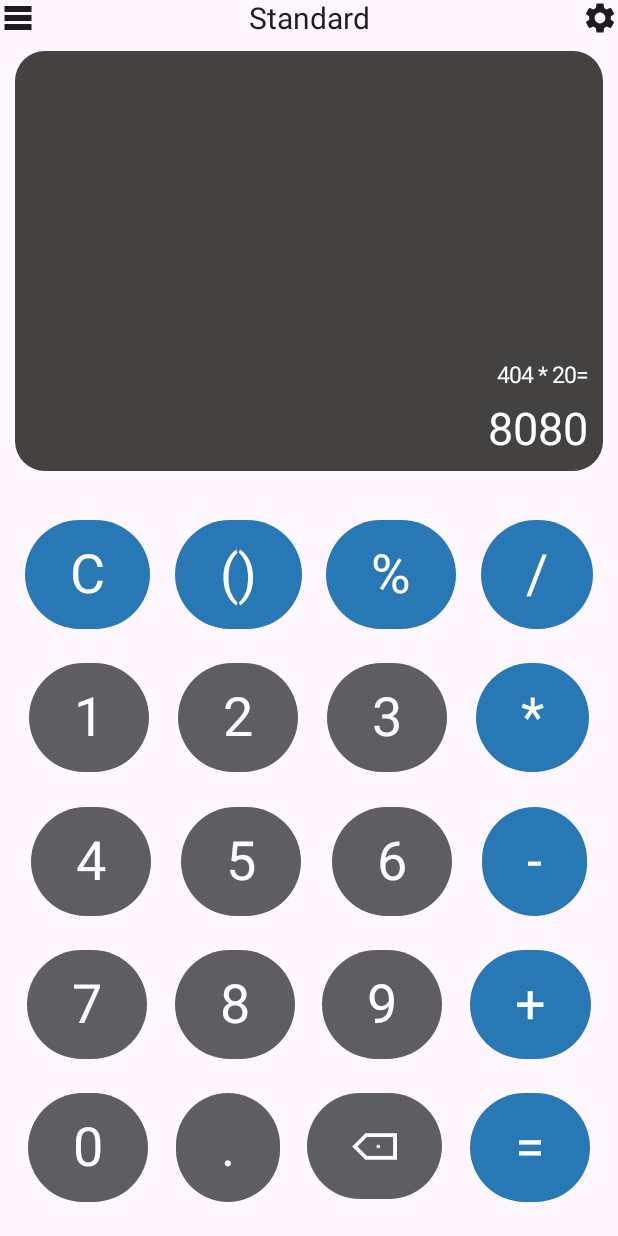
After one commit to Rijanshiwakoti/Kotlin---Week1, an Android app built with Jetpack Compose: the CalculatorActivity screen opened directly, with no data from a screen before it, on a phone screen of 412 x 824 dp. The commit adds this screen. Run offline under Robolectric (Android 15) with nearby library versions, the phone set to English and light mode, and no system bars.

Commit message:
Calculator added

```diff
--- a/app/src/main/AndroidManifest.xml
+++ b/app/src/main/AndroidManifest.xml
@@ -20,6 +20,12 @@
         android:supportsRtl="true"
         android:theme="@style/Theme.FirstClass"
         tools:targetApi="31">
+        <activity
+            android:name=".CalculatorActivity"
+            android:exported="true"
+            android:label="@string/title_activity_calculator"
+            android:theme="@style/Theme.FirstClass" />
+
         <activity
             android:name=".Login"
             android:exported="true"
--- /dev/null
+++ b/app/src/main/java/com/example/firstclass/CalculatorActivity.kt
@@ -0,0 +1,408 @@
+package com.example.firstclass
+
+import android.os.Bundle
+import androidx.activity.ComponentActivity
+import androidx.activity.compose.setContent
+import androidx.activity.enableEdgeToEdge
+import androidx.compose.foundation.background
+import androidx.compose.foundation.layout.Arrangement
+import androidx.compose.foundation.layout.Box
+import androidx.compose.foundation.layout.Column
+import androidx.compose.foundation.layout.PaddingValues
+import androidx.compose.foundation.layout.Row
+import androidx.compose.foundation.layout.fillMaxSize
+import androidx.compose.foundation.layout.fillMaxWidth
+import androidx.compose.foundation.layout.height
+import androidx.compose.foundation.layout.padding
+import androidx.compose.foundation.layout.width
+import androidx.compose.foundation.shape.RoundedCornerShape
+import androidx.compose.material3.Button
+import androidx.compose.material3.Icon
+import androidx.compose.material3.Scaffold
+import androidx.compose.material3.Text
+import androidx.compose.runtime.Composable
+import androidx.compose.ui.Alignment
+import androidx.compose.ui.Modifier
+import androidx.compose.ui.draw.clip
+import androidx.compose.ui.graphics.Color
+import androidx.compose.ui.res.painterResource
+import androidx.compose.ui.text.TextStyle
+import androidx.compose.ui.text.style.TextAlign
+import androidx.compose.ui.tooling.preview.Preview
+import androidx.compose.ui.unit.dp
+import androidx.compose.ui.unit.sp
+import com.example.firstclass.ui.theme.FirstClassTheme
+
+class CalculatorActivity : ComponentActivity() {
+    override fun onCreate(savedInstanceState: Bundle?) {
+        super.onCreate(savedInstanceState)
+        enableEdgeToEdge()
+        setContent {
+            Scaffold(modifier = Modifier.fillMaxSize()) { innerPadding ->
+                CalculatorBody(innerPadding)
+            }
+        }
+    }
+}
+
+@Composable
+fun CalculatorBody(innerPadding: PaddingValues) {
+    Column(
+        modifier = Modifier
+            .fillMaxWidth()
+            .padding(innerPadding)
+    ) {
+        Row(
+            modifier = Modifier.fillMaxWidth(),
+            verticalAlignment = Alignment.CenterVertically,
+            horizontalArrangement = Arrangement.SpaceBetween
+        ) {
+            Icon(
+                painter = painterResource(R.drawable.baseline_table_rows_24),
+                contentDescription = null
+            )
+            Text(
+                text = "Standard", style = TextStyle(
+                    fontSize = 20.sp
+                )
+            )
+            Icon(
+                painter = painterResource(R.drawable.baseline_settings_24),
+                contentDescription = null
+            )
+        }
+        Column(
+            modifier = Modifier
+                .fillMaxWidth()
+                .height(300.dp)
+                .padding(10.dp)
+                .clip(
+                    shape = RoundedCornerShape(20.dp)
+                )
+                .background(color = Color(68, 65, 65, 255)),
+            verticalArrangement = Arrangement.Bottom,
+            horizontalAlignment = Alignment.End
+
+        ) {
+            Text(
+                text = "404 * 20=",
+                modifier = Modifier.padding(10.dp, 0.dp),
+                style = TextStyle(
+                    color = Color.White,
+                    fontSize = 15.sp
+                )
+            )
+            Text(
+                text = "8080",
+                modifier = Modifier.padding(10.dp),
+                style = TextStyle(
+                    color = Color.White,
+                    fontSize = 30.sp
+
+                )
+            )
+        }
+        Column(
+            modifier = Modifier.fillMaxSize(),
+            verticalArrangement = Arrangement.SpaceEvenly,
+        ) {
+            Row(
+                modifier = Modifier.fillMaxWidth(),
+                horizontalArrangement = Arrangement.SpaceEvenly
+            ) {
+                Box(
+                    contentAlignment = Alignment.Center,
+                    modifier = Modifier
+                        .clip(RoundedCornerShape(100.dp))
+                        .background(color = Color(41, 120, 182, 255))
+                        .padding(30.dp, 15.dp)
+                ) {
+                    Text(
+                        text = "C",
+                        fontSize = 36.sp,
+                        color = Color.White
+                    )
+                }
+                Box(
+                    contentAlignment = Alignment.Center,
+                    modifier = Modifier
+                        .clip(RoundedCornerShape(100.dp))
+                        .background(color = Color(41, 120, 182, 255))
+                        .padding(30.dp, 15.dp)
+                ) {
+                    Text(
+                        text = "()",
+                        fontSize = 36.sp,
+                        color = Color.White
+                    )
+                }
+                Box(
+                    contentAlignment = Alignment.Center,
+                    modifier = Modifier
+                        .clip(RoundedCornerShape(100.dp))
+                        .background(color = Color(41, 120, 182, 255))
+                        .padding(30.dp, 15.dp)
+                ) {
+                    Text(
+                        text = "%",
+                        fontSize = 36.sp,
+                        color = Color.White
+                    )
+                }
+                Box(
+                    contentAlignment = Alignment.Center,
+                    modifier = Modifier
+                        .clip(RoundedCornerShape(100.dp))
+                        .background(color = Color(41, 120, 182, 255))
+                        .padding(30.dp, 15.dp)
+                ) {
+                    Text(
+                        text = "/",
+                        fontSize = 36.sp,
+                        color = Color.White
+                    )
+                }
+            }
+            Row(
+                modifier = Modifier.fillMaxWidth(),
+                horizontalArrangement = Arrangement.SpaceEvenly
+            ) {
+                Box(
+                    contentAlignment = Alignment.Center,
+                    modifier = Modifier
+                        .clip(RoundedCornerShape(100.dp))
+                        .background(color = Color(93, 93, 98, 255))
+                        .padding(30.dp, 15.dp)
+                ) {
+                    Text(
+                        text = "1",
+                        fontSize = 36.sp,
+                        color = Color.White
+                    )
+                }
+                Box(
+                    contentAlignment = Alignment.Center,
+                    modifier = Modifier
+                        .clip(RoundedCornerShape(100.dp))
+                        .background(color = Color(93, 93, 98, 255))
+                        .padding(30.dp, 15.dp)
+                ) {
+                    Text(
+                        text = "2",
+                        fontSize = 36.sp,
+                        color = Color.White
+                    )
+                }
+                Box(
+                    contentAlignment = Alignment.Center,
+                    modifier = Modifier
+                        .clip(RoundedCornerShape(100.dp))
+                        .background(color = Color(93, 93, 98, 255))
+                        .padding(30.dp, 15.dp)
+                ) {
+                    Text(
+                        text = "3",
+                        fontSize = 36.sp,
+                        color = Color.White
+                    )
+                }
+                Box(
+                    contentAlignment = Alignment.Center,
+                    modifier = Modifier
+                        .clip(RoundedCornerShape(100.dp))
+                        .background(color = Color(41, 120, 182, 255))
+                        .padding(30.dp, 15.dp)
+                ) {
+                    Text(
+                        text = "*",
+                        fontSize = 36.sp,
+                        color = Color.White
+                    )
+                }
+            }
+            Row(
+                modifier = Modifier.fillMaxWidth(),
+                horizontalArrangement = Arrangement.SpaceEvenly
+            ) {
+                Box(
+                    contentAlignment = Alignment.Center,
+                    modifier = Modifier
+                        .clip(RoundedCornerShape(100.dp))
+                        .background(color = Color(93, 93, 98, 255))
+                        .padding(30.dp, 15.dp)
+                ) {
+                    Text(
+                        text = "4",
+                        fontSize = 36.sp,
+                        color = Color.White
+                    )
+                }
+                Box(
+                    contentAlignment = Alignment.Center,
+                    modifier = Modifier
+                        .clip(RoundedCornerShape(100.dp))
+                        .background(color = Color(93, 93, 98, 255))
+                        .padding(30.dp, 15.dp)
+                ) {
+                    Text(
+                        text = "5",
+                        fontSize = 36.sp,
+                        color = Color.White
+                    )
+                }
+                Box(
+                    contentAlignment = Alignment.Center,
+                    modifier = Modifier
+                        .clip(RoundedCornerShape(100.dp))
+                        .background(color = Color(93, 93, 98, 255))
+                        .padding(30.dp, 15.dp)
+                ) {
+                    Text(
+                        text = "6",
+                        fontSize = 36.sp,
+                        color = Color.White
+                    )
+                }
+                Box(
+                    contentAlignment = Alignment.Center,
+                    modifier = Modifier
+                        .clip(RoundedCornerShape(100.dp))
+                        .background(color = Color(41, 120, 182, 255))
+                        .padding(30.dp, 15.dp)
+                ) {
+                    Text(
+                        text = "-",
+                        fontSize = 36.sp,
+                        color = Color.White
+                    )
+                }
+            }
+            Row(
+                modifier = Modifier.fillMaxWidth(),
+                horizontalArrangement = Arrangement.SpaceEvenly
+            ) {
+                Box(
+                    contentAlignment = Alignment.Center,
+                    modifier = Modifier
+                        .clip(RoundedCornerShape(100.dp))
+                        .background(color = Color(93, 93, 98, 255))
+                        .padding(30.dp, 15.dp)
+                ) {
+                    Text(
+                        text = "7",
+                        fontSize = 36.sp,
+                        color = Color.White
+                    )
+                }
+                Box(
+                    contentAlignment = Alignment.Center,
+                    modifier = Modifier
+                        .clip(RoundedCornerShape(100.dp))
+                        .background(color = Color(93, 93, 98, 255))
+                        .padding(30.dp, 15.dp)
+                ) {
+                    Text(
+                        text = "8",
+                        fontSize = 36.sp,
+                        color = Color.White
+                    )
+                }
+                Box(
+                    contentAlignment = Alignment.Center,
+                    modifier = Modifier
+                        .clip(RoundedCornerShape(100.dp))
+                        .background(color = Color(93, 93, 98, 255))
+                        .padding(30.dp, 15.dp)
+                ) {
+                    Text(
+                        text = "9",
+                        fontSize = 36.sp,
+                        color = Color.White
+                    )
+                }
+                Box(
+                    contentAlignment = Alignment.Center,
+                    modifier = Modifier
+                        .clip(RoundedCornerShape(100.dp))
+                        .background(color = Color(41, 120, 182, 255))
+                        .padding(30.dp, 15.dp)
+                ) {
+                    Text(
+                        text = "+",
+                        fontSize = 36.sp,
+                        color = Color.White
+                    )
+                }
+            }
+            Row(
+                modifier = Modifier.fillMaxWidth(),
+                horizontalArrangement = Arrangement.SpaceEvenly
+            ) {
+                Box(
+                    contentAlignment = Alignment.Center,
+                    modifier = Modifier
+                        .clip(RoundedCornerShape(100.dp))
+                        .background(color = Color(93, 93, 98, 255))
+                        .padding(30.dp, 15.dp)
+                ) {
+                    Text(
+                        text = "0",
+                        fontSize = 36.sp,
+                        color = Color.White
+                    )
+                }
+                Box(
+                    contentAlignment = Alignment.Center,
+                    modifier = Modifier
+                        .clip(RoundedCornerShape(100.dp))
+                        .background(color = Color(93, 93, 98, 255))
+                        .padding(30.dp, 15.dp)
+                ) {
+                    Text(
+                        text = ".",
+                        fontSize = 36.sp,
+                        color = Color.White,
+                    )
+                }
+                Box(
+                    contentAlignment = Alignment.Center,
+                    modifier = Modifier
+                        .clip(RoundedCornerShape(100.dp))
+                        .background(color = Color(93, 93, 98, 255))
+                        .padding(30.dp, 15.dp)
+                ) {
+                    Icon(
+                        painter = painterResource(R.drawable.cancel),
+                        contentDescription = null,
+                        tint = Color.White,
+                        modifier = Modifier
+                            .height(40.dp)
+                            .width(30.dp)
+                    )
+                }
+                Box(
+                    contentAlignment = Alignment.Center,
+                    modifier = Modifier
+                        .clip(RoundedCornerShape(100.dp))
+                        .background(color = Color(41, 120, 182, 255))
+                        .padding(30.dp, 15.dp)
+                )
+                {
+                    Text(
+                        text = "=",
+                        fontSize = 36.sp,
+                        color = Color.White
+                    )
+                }
+            }
+        }
+    }
+}
+
+@Preview(showBackground = true)
+@Composable
+fun GreetingPreview2() {
+    FirstClassTheme {
+        CalculatorBody(innerPadding = PaddingValues(0.dp))
+    }
+}
--- a/app/src/main/java/com/example/firstclass/Login.kt
+++ b/app/src/main/java/com/example/firstclass/Login.kt
@@ -1,8 +1,6 @@
 package com.example.firstclass
 
-import android.annotation.SuppressLint
 import android.os.Bundle
-import android.view.Surface
 import androidx.activity.ComponentActivity
 import androidx.activity.compose.setContent
 import androidx.activity.enableEdgeToEdge
@@ -22,6 +20,7 @@ import androidx.compose.foundation.shape.RoundedCornerShape
 import androidx.compose.material.icons.Icons
 import androidx.compose.material.icons.filled.KeyboardArrowLeft
 import androidx.compose.material3.Icon
+import androidx.compose.material3.MaterialTheme
 import androidx.compose.material3.Scaffold
 import androidx.compose.material3.Text
 import androidx.compose.runtime.Composable
@@ -32,15 +31,14 @@ import androidx.compose.ui.graphics.Color
 import androidx.compose.ui.layout.ContentScale
 import androidx.compose.ui.res.painterResource
 import androidx.compose.ui.text.TextStyle
-import androidx.compose.ui.text.font.FontStyle
 import androidx.compose.ui.text.font.FontWeight
-import androidx.compose.ui.text.style.TextDecoration
 import androidx.compose.ui.tooling.preview.Preview
 import androidx.compose.ui.unit.dp
 import androidx.compose.ui.unit.sp
 
+
 class Login : ComponentActivity() {
-    @SuppressLint("UnusedMaterial3ScaffoldPaddingParameter")
+
     override fun onCreate(savedInstanceState: Bundle?) {
         super.onCreate(savedInstanceState)
         enableEdgeToEdge()
@@ -60,7 +58,8 @@ fun LoginBody(innerPadding: PaddingValues){
         Row (modifier = Modifier.fillMaxWidth(),
             verticalAlignment = Alignment.CenterVertically,
             horizontalArrangement = Arrangement.SpaceBetween) {
-        Icon(imageVector = Icons.Default.KeyboardArrowLeft,
+        Icon(
+            imageVector = Icons.Default.KeyboardArrowLeft,
 
             contentDescription = null,
 //            tint = Color.Green,
@@ -89,11 +88,17 @@ fun LoginBody(innerPadding: PaddingValues){
                 painter = painterResource(R.drawable.profile),
                 contentScale = ContentScale.Crop,
                 contentDescription = null,
-                modifier = Modifier.height(100.dp).width(100.dp).clip(
-                    shape = RoundedCornerShape(100.dp)
-                )
+                modifier = Modifier
+                    .height(100.dp)
+                    .width(100.dp)
+                    .clip(
+                        shape = RoundedCornerShape(100.dp)
+                    )
             )
-            Column {
+            Column (
+                verticalArrangement = Arrangement.Center,
+                horizontalAlignment = Alignment.CenterHorizontally
+            ) {
                 Text(text = "174",
                     style = TextStyle(
                         fontSize = 15.sp,
@@ -105,7 +110,10 @@ fun LoginBody(innerPadding: PaddingValues){
                         fontWeight = FontWeight.Bold,
                     ))
             }
-            Column {
+            Column (
+                verticalArrangement = Arrangement.Center,
+                horizontalAlignment = Alignment.CenterHorizontally
+            ) {
                 Text(text = "772k",
                     style = TextStyle(
                         fontSize = 15.sp,
@@ -117,7 +125,10 @@ fun LoginBody(innerPadding: PaddingValues){
                         fontWeight = FontWeight.Bold,
                     ))
             }
-            Column {
+            Column (
+                verticalArrangement = Arrangement.Center,
+                horizontalAlignment = Alignment.CenterHorizontally
+            ) {
                 Text(text = "714",
                     style = TextStyle(
                         fontSize = 15.sp,
@@ -130,11 +141,34 @@ fun LoginBody(innerPadding: PaddingValues){
                     ))
             }
         }
+        Column (
+            modifier = Modifier.padding(20.dp)
+        ) {
+            Text(text = "Rijan Shiwakoti",
+                style = TextStyle(
+                    fontSize = 20.sp,
+                    fontWeight = FontWeight.Bold
+                ))
+            Text(text = "web designer", style = TextStyle(
+                fontSize = 15.sp,
+                fontWeight = FontWeight.Bold,
+                color = Color.LightGray
+            ))
+            Text(text = "www.rijan-protfolio.com", style = TextStyle(
+                color = Color.Blue
+            ))
+        }
     }
 }
 
-@Preview(showBackground = true)
+@Preview(showBackground = true, backgroundColor = 0xFFE0E0E0)
 @Composable
 fun PreviewBody() {
+    MaterialTheme{
+        Box ( modifier =  Modifier
+            .fillMaxSize()
+            .background(Color.White)) {
         LoginBody(innerPadding = PaddingValues(0.dp))
+        }
+    }
 }
--- /dev/null
+++ b/app/src/main/res/drawable/baseline_settings_24.xml
@@ -0,0 +1,5 @@
+<vector xmlns:android="http://schemas.android.com/apk/res/android" android:height="24dp" android:tint="#000000" android:viewportHeight="24" android:viewportWidth="24" android:width="24dp">
+
+    <path android:fillColor="@android:color/white" android:pathData="M19.14,12.94c0.04,-0.3 0.06,-0.61 0.06,-0.94c0,-0.32 -0.02,-0.64 -0.07,-0.94l2.03,-1.58c0.18,-0.14 0.23,-0.41 0.12,-0.61l-1.92,-3.32c-0.12,-0.22 -0.37,-0.29 -0.59,-0.22l-2.39,0.96c-0.5,-0.38 -1.03,-0.7 -1.62,-0.94L14.4,2.81c-0.04,-0.24 -0.24,-0.41 -0.48,-0.41h-3.84c-0.24,0 -0.43,0.17 -0.47,0.41L9.25,5.35C8.66,5.59 8.12,5.92 7.63,6.29L5.24,5.33c-0.22,-0.08 -0.47,0 -0.59,0.22L2.74,8.87C2.62,9.08 2.66,9.34 2.86,9.48l2.03,1.58C4.84,11.36 4.8,11.69 4.8,12s0.02,0.64 0.07,0.94l-2.03,1.58c-0.18,0.14 -0.23,0.41 -0.12,0.61l1.92,3.32c0.12,0.22 0.37,0.29 0.59,0.22l2.39,-0.96c0.5,0.38 1.03,0.7 1.62,0.94l0.36,2.54c0.05,0.24 0.24,0.41 0.48,0.41h3.84c0.24,0 0.44,-0.17 0.47,-0.41l0.36,-2.54c0.59,-0.24 1.13,-0.56 1.62,-0.94l2.39,0.96c0.22,0.08 0.47,0 0.59,-0.22l1.92,-3.32c0.12,-0.22 0.07,-0.47 -0.12,-0.61L19.14,12.94zM12,15.6c-1.98,0 -3.6,-1.62 -3.6,-3.6s1.62,-3.6 3.6,-3.6s3.6,1.62 3.6,3.6S13.98,15.6 12,15.6z"/>
+
+</vector>
--- /dev/null
+++ b/app/src/main/res/drawable/baseline_table_rows_24.xml
@@ -0,0 +1,5 @@
+<vector xmlns:android="http://schemas.android.com/apk/res/android" android:height="24dp" android:tint="#000000" android:viewportHeight="24" android:viewportWidth="24" android:width="24dp">
+
+    <path android:fillColor="@android:color/white" android:pathData="M21,8H3V4h18V8zM21,10H3v4h18V10zM21,16H3v4h18V16z"/>
+
+</vector>
--- a/app/src/main/res/values/strings.xml
+++ b/app/src/main/res/values/strings.xml
@@ -2,4 +2,5 @@
     <string name="app_name">first class</string>
     <string name="title_activity_vjmbm">vjmbm</string>
     <string name="title_activity_login">login</string>
+    <string name="title_activity_calculator">CalculatorActivity</string>
 </resources>
--- a/gradle/libs.versions.toml
+++ b/gradle/libs.versions.toml
@@ -1,5 +1,5 @@
 [versions]
-agp = "8.9.1"
+agp = "8.9.2"
 kotlin = "2.0.21"
 coreKtx = "1.15.0"
 junit = "4.13.2"
```
Also changed, not shown: app/src/main/res/drawable/cancel.png (added).
